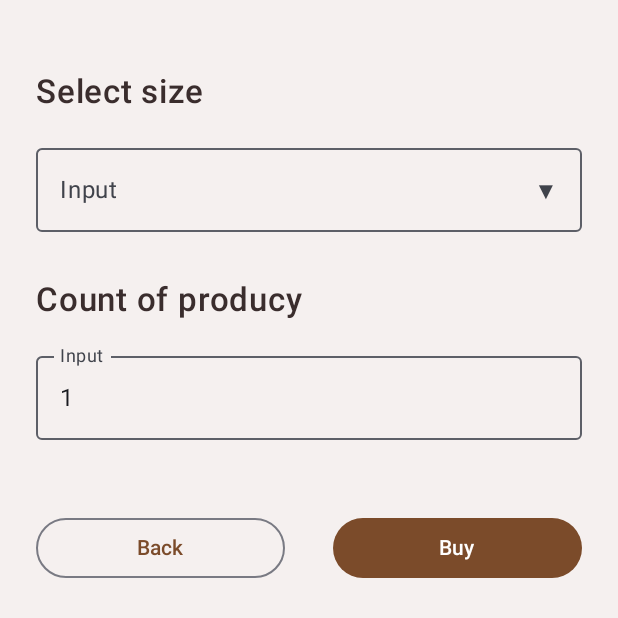
After one commit to Hareyuk/ort-edu-ar-2025-tp3-challenge-02, an Android app built with Jetpack Compose: the composable SelectInfoProductScreen shown on its own in the app's theme, on a phone screen of 412 x 824 dp, the top half of it. The commit adds this screen. Run offline under Robolectric (Android 15) with nearby library versions, the phone set to English and light mode, and no system bars.

Commit message:
Pantalla de opciones de comprar producto

```diff
--- /dev/null
+++ b/app/src/main/java/ort/argentina/yatay/tp3/challenge2/ui/screens/SelectInfoProductScreen.kt
@@ -0,0 +1,128 @@
+package ort.argentina.yatay.tp3.challenge2.ui.screens
+
+import androidx.compose.foundation.background
+import androidx.compose.foundation.clickable
+import androidx.compose.foundation.layout.*
+import androidx.compose.foundation.rememberScrollState
+import androidx.compose.foundation.text.KeyboardOptions
+import androidx.compose.foundation.verticalScroll
+import androidx.compose.material3.*
+import androidx.compose.runtime.*
+import androidx.compose.ui.Alignment
+import androidx.compose.ui.Modifier
+import androidx.compose.ui.graphics.Color
+import androidx.compose.ui.text.input.KeyboardType
+import androidx.compose.ui.text.font.FontWeight
+import androidx.compose.ui.unit.dp
+import androidx.compose.ui.unit.sp
+import androidx.compose.ui.window.PopupProperties
+
+@Composable
+fun SelectInfoProductScreen(
+    paddingValues: PaddingValues,
+    onBack: () -> Unit = {},
+    onBuy: (selectedSize: String, count: Int) -> Unit = { _, _ -> },
+    modifier: Modifier = Modifier
+) {
+    var selectedSize by remember { mutableStateOf("") }
+    var expanded by remember { mutableStateOf(false) }
+    val sizes = listOf("S", "M", "L", "XL", "XXL")
+    var count by remember { mutableStateOf(1) }
+
+    Column(
+        modifier = Modifier
+            .fillMaxSize()
+            .padding(paddingValues)
+            .background(Color(0xFFF5F0EF))
+            .verticalScroll(rememberScrollState())
+            .padding(horizontal = 24.dp, vertical = 32.dp),
+        horizontalAlignment = Alignment.CenterHorizontally
+    ) {
+        Spacer(modifier = Modifier.height(16.dp))
+        Text(
+            text = "Select size",
+            fontSize = 22.sp,
+            fontWeight = FontWeight.Medium,
+            color = Color(0xFF3A2D2D),
+            modifier = Modifier.fillMaxWidth(),
+        )
+        Spacer(modifier = Modifier.height(16.dp))
+        // Dropdown clásico para seleccionar tamaño
+        Box(modifier = Modifier.fillMaxWidth()) {
+            OutlinedTextField(
+                value = selectedSize,
+                onValueChange = {},
+                readOnly = true,
+                label = { Text("Input") },
+                trailingIcon = {
+                    IconButton(onClick = { expanded = !expanded }) {
+                        Text(if (expanded) "▲" else "▼")
+                    }
+                },
+                modifier = Modifier
+                    .fillMaxWidth()
+                    .clickable { expanded = !expanded },
+                singleLine = true
+            )
+            DropdownMenu(
+                expanded = expanded,
+                onDismissRequest = { expanded = false },
+                modifier = Modifier.fillMaxWidth(),
+                properties = PopupProperties(focusable = false)
+            ) {
+                sizes.forEach { size ->
+                    DropdownMenuItem(
+                        text = { Text(size) },
+                        onClick = {
+                            selectedSize = size
+                            expanded = false
+                        }
+                    )
+                }
+            }
+        }
+        Spacer(modifier = Modifier.height(32.dp))
+        Text(
+            text = "Count of producy",
+            fontSize = 22.sp,
+            fontWeight = FontWeight.Medium,
+            color = Color(0xFF3A2D2D),
+            modifier = Modifier.fillMaxWidth(),
+        )
+        Spacer(modifier = Modifier.height(16.dp))
+        OutlinedTextField(
+            value = count.toString(),
+            onValueChange = { value ->
+                value.toIntOrNull()?.let {
+                    if (it > 0) count = it
+                }
+            },
+            label = { Text("Input") },
+            modifier = Modifier.fillMaxWidth(),
+            singleLine = true,
+            keyboardOptions = KeyboardOptions.Default.copy(
+                keyboardType = KeyboardType.Number
+            )
+        )
+        Spacer(modifier = Modifier.height(48.dp))
+        Row(
+            modifier = Modifier.fillMaxWidth(),
+            horizontalArrangement = Arrangement.SpaceBetween
+        ) {
+            OutlinedButton(
+                onClick = onBack,
+                modifier = Modifier.weight(1f)
+            ) {
+                Text("Back", color = Color(0xFF7B4B2A))
+            }
+            Spacer(modifier = Modifier.width(32.dp))
+            Button(
+                onClick = { onBuy(selectedSize, count) },
+                modifier = Modifier.weight(1f),
+                colors = ButtonDefaults.buttonColors(containerColor = Color(0xFF7B4B2A))
+            ) {
+                Text("Buy", color = Color.White)
+            }
+        }
+    }
+}
```
Also changed, not shown: app/src/main/java/ort/argentina/yatay/tp3/challenge2/ui/navigation/AppNavigation.kt (+18 -3 lines), app/src/main/java/ort/argentina/yatay/tp3/challenge2/ui/screens/HomeScreen.kt (+5 -2 lines).
